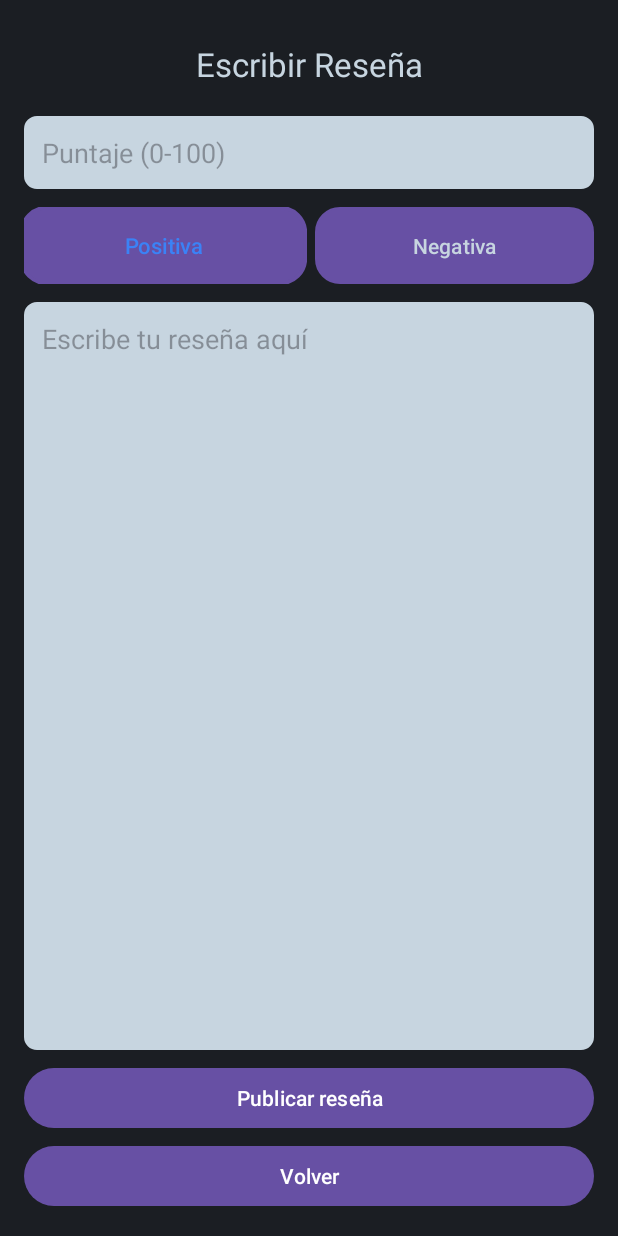
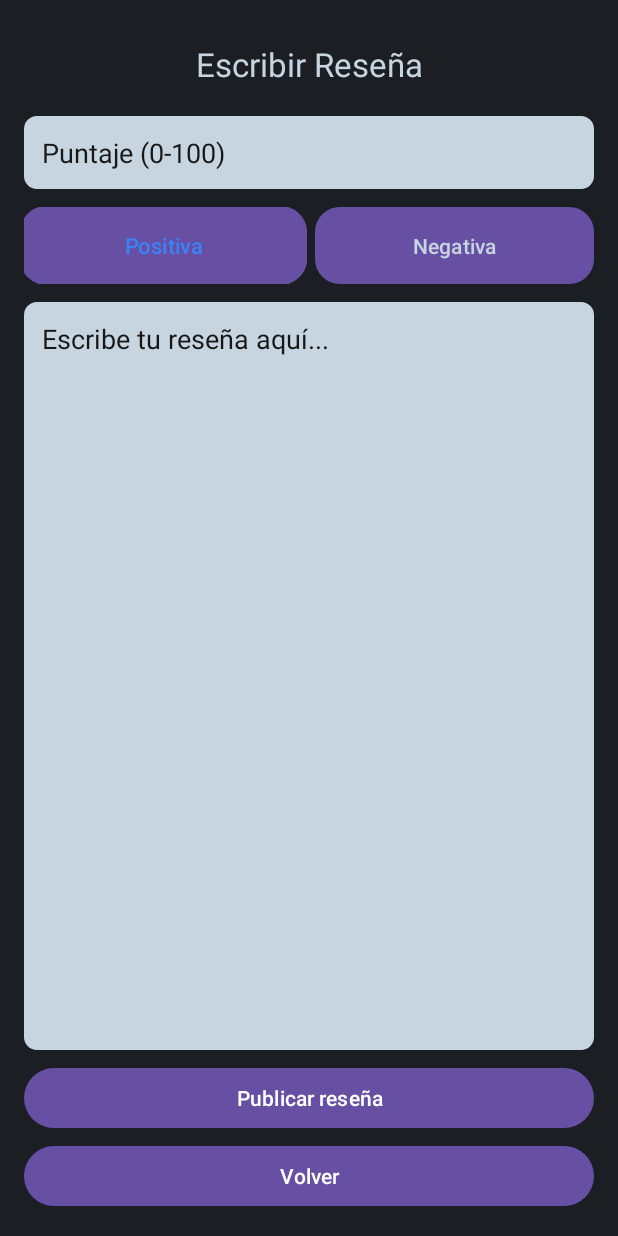
Before and after one commit to DanielFiva/GameradarMobile, an Android app: the WriteReviewActivity screen opened directly, with no data from a screen before it, on a phone screen of 412 x 824 dp. Run offline under Robolectric (Android 15) with nearby library versions, the phone set to English and light mode, and no system bars.

Commit message:
changed writing bars

```diff
--- a/app/src/main/res/layout/activity_catalog.xml
+++ b/app/src/main/res/layout/activity_catalog.xml
@@ -18,8 +18,9 @@
             android:layout_marginStart="8dp"
             android:layout_marginEnd="8dp"
             android:hint="Buscar juegos..."
+            android:textColorHint="#181717"
             android:padding="8dp"
-            android:background="@android:drawable/edit_text"
+            android:background="@drawable/edit_text_bg"
             android:singleLine="true" />
     </androidx.appcompat.widget.Toolbar>
 
--- a/app/src/main/res/layout/activity_write_review.xml
+++ b/app/src/main/res/layout/activity_write_review.xml
@@ -21,6 +21,7 @@
     <EditText
         android:id="@+id/editScore"
         android:hint="Puntaje (0-100)"
+        android:textColorHint="#181717"
         android:inputType="number"
         android:maxLength="3"
         android:layout_width="match_parent"
@@ -67,7 +68,8 @@
     <!-- Comment box -->
     <EditText
         android:id="@+id/editComment"
-        android:hint="Escribe tu reseña aquí"
+        android:hint="Escribe tu reseña aquí..."
+        android:textColorHint="#181717"
         android:inputType="textMultiLine"
         android:gravity="top"
         android:layout_width="match_parent"
```
